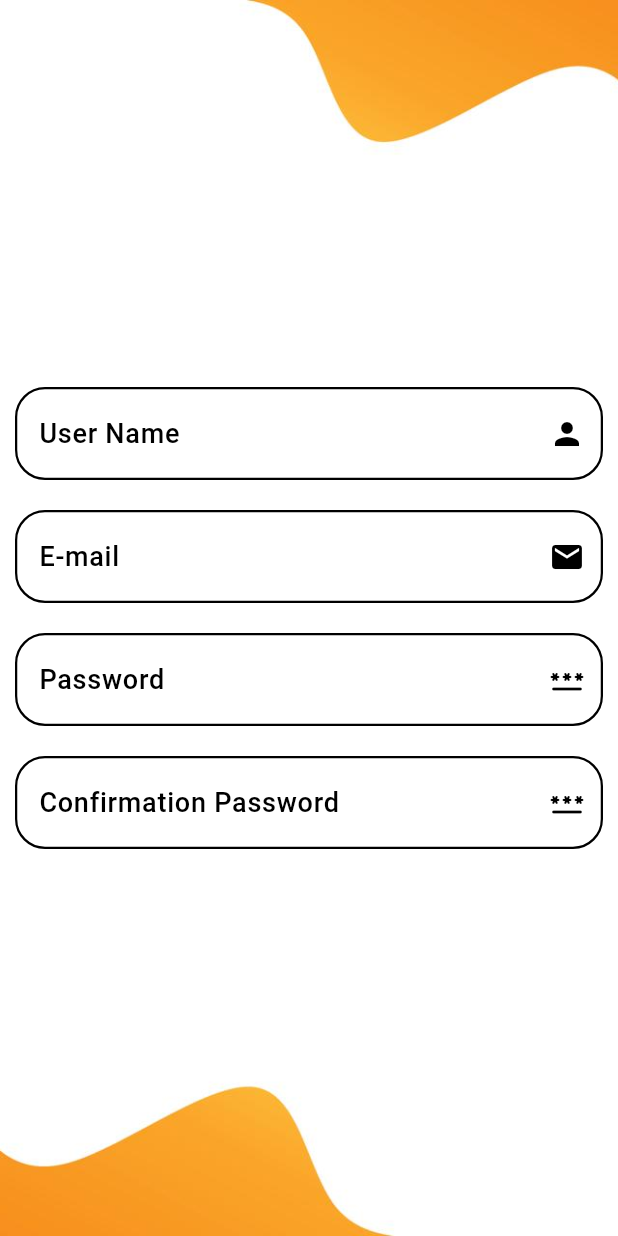
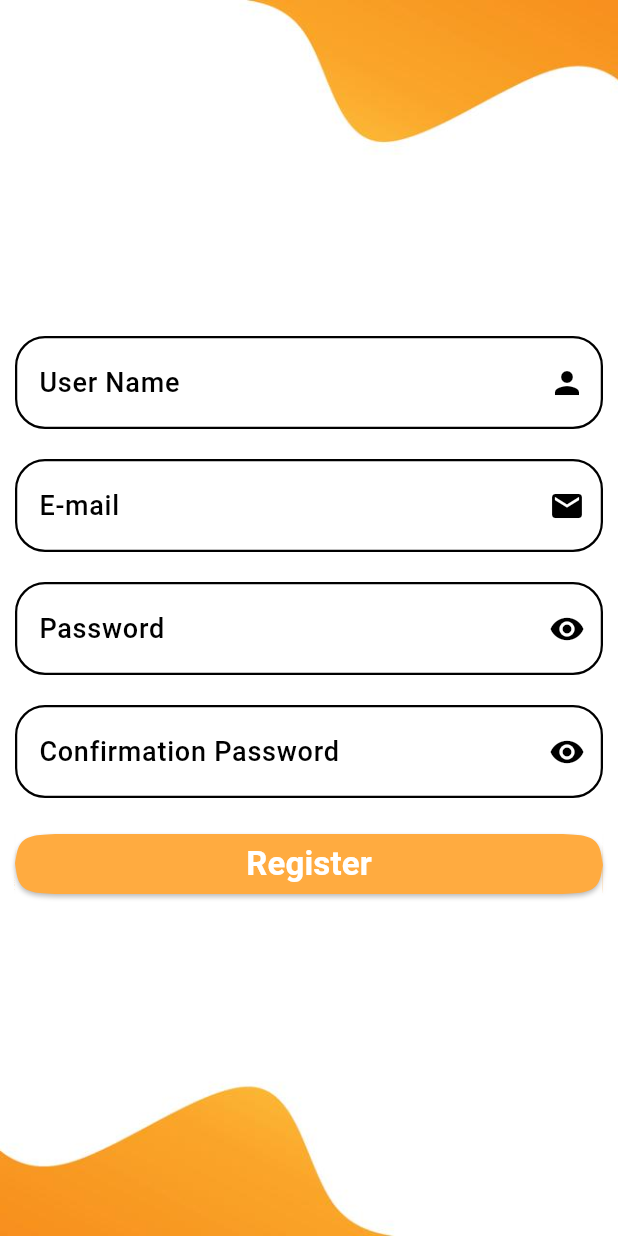
Before and after one commit to shahdadell/Graduation_Project4, a Flutter app: the RegisterScreen screen opened by its route, on a phone screen of 412 x 824 dp. Run offline on Flutter 3.47's test engine with Material 3 defaults, Android fonts, the phone set to English and light mode, and no system bars.

Commit message:
initial register screen

```diff
--- a/lib/main/main.dart
+++ b/lib/main/main.dart
@@ -15,7 +15,7 @@ class MyApp extends StatelessWidget {
   Widget build(BuildContext context) {
     return MaterialApp(
       debugShowCheckedModeBanner: false,
-      initialRoute: RegisterScreen.routeName,
+      initialRoute: SplashScreen.routeName,
       routes: {
         SplashScreen.routeName : (context) => const SplashScreen() ,
         LoginScreen.routeName : (context) =>  LoginScreen(),
--- a/lib/register_screen/register_screen.dart
+++ b/lib/register_screen/register_screen.dart
@@ -1,5 +1,6 @@
 import 'package:flutter/material.dart';
 import '../custom_field/text_filed.dart';
+import '../home_screen/home_screen.dart';
 
 class RegisterScreen extends StatelessWidget {
   static const String routeName = "RegisterScreen";
@@ -27,6 +28,7 @@ class RegisterScreen extends StatelessWidget {
             Padding(
               padding: const EdgeInsets.all(10),
               child: Column(
+                crossAxisAlignment: CrossAxisAlignment.stretch,
                 mainAxisAlignment: MainAxisAlignment.center,
                 children: [
                   CustomField(
@@ -55,6 +57,12 @@ class RegisterScreen extends StatelessWidget {
                       if(value == null || value.isEmpty){
                         return "E-mail is required" ;
                       }
+                      bool emailValid =
+                      RegExp(r"^[a-zA-Z0-9.a-zA-Z0-9.!#$%&'*+-/=?^_`{|}~]+@[a-zA-Z0-9]+\.[a-zA-Z]+")
+                          .hasMatch(value);
+                      if(!emailValid){
+                        return 'PLease Enter Valid Email' ;
+                      }
                       return null ;
                     },
                   ),
@@ -62,13 +70,16 @@ class RegisterScreen extends StatelessWidget {
                   CustomField(
                     controller: passwordController,
                     text: 'Password',
-                    icon: Icons.password_rounded,
+                    icon: Icons.remove_red_eye,
                     hint: 'Enter Your Password',
                     type: TextInputType.visiblePassword,
                     action: TextInputAction.done,
                     validator:(value){
                       if(value == null || value.isEmpty){
                         return "Password is required" ;
+                      }
+                      if(value.length<6){
+                        return "Password Should Be At Least 6 Chars" ;
                       }
                       return null ;
                     },
@@ -78,7 +89,7 @@ class RegisterScreen extends StatelessWidget {
                     password: true,
                     controller: confirmPassController,
                     text: 'Confirmation Password',
-                    icon: Icons.password_rounded,
+                    icon: Icons.remove_red_eye,
                     hint: 'Enter Your Password',
                     type: TextInputType.visiblePassword,
                     action: TextInputAction.done,
@@ -86,8 +97,30 @@ class RegisterScreen extends StatelessWidget {
                       if(value == null || value.isEmpty){
                         return "Confirmation Password is required" ;
                       }
+                      if(value != passwordController.value){
+                        return "Password Doesn't Match" ;
+                      }
                       return null ;
                     },
+                  ),
+                  const SizedBox(height: 20),
+                  ElevatedButton(
+                    onPressed: (){
+                      Navigator.of(context).pushNamed(HomeScreen.routeName);
+                    },
+                    style: ElevatedButton.styleFrom(
+                        backgroundColor: Colors.orangeAccent,
+                        shape: ContinuousRectangleBorder(
+                            borderRadius: BorderRadius.circular(50)
+                        )
+                    ),
+                    child: const Text("Register",
+                      style: TextStyle(
+                        fontSize: 22,
+                        fontWeight: FontWeight.bold,
+                        color: Colors.white,
+                      ),
+                    ),
                   ),
                 ],
               ),
```
Also changed, not shown: lib/login_screen/login_screen.dart (+30 -5 lines).
